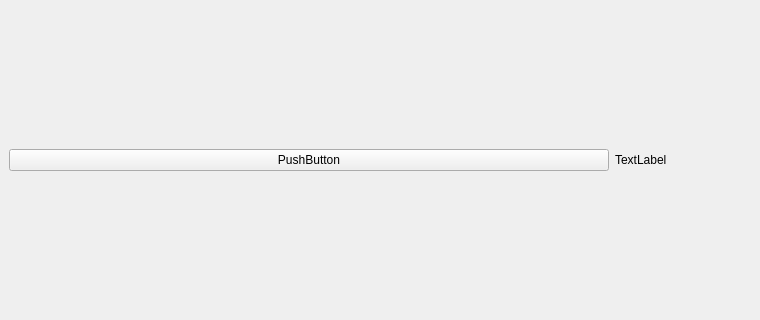
Above: ui/main_window.ui from NikolasE/cylinder_projection before the change; both pictures show x 0 to 760 and y 190 to 510 of the 944 by 704 pixel window. Below: the same form after it.
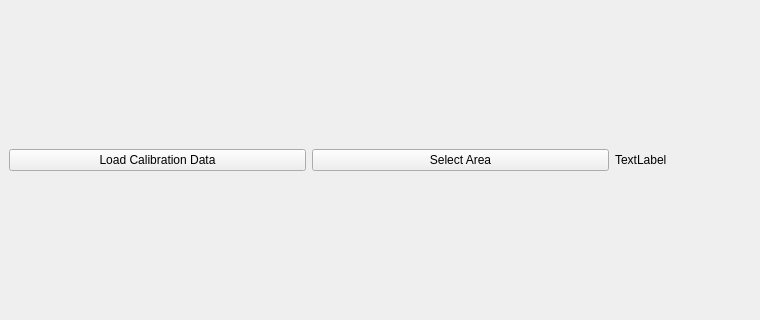
That is the form after the change. Icons and pictures are not drawn.

```diff
--- a/ui/main_window.ui
+++ b/ui/main_window.ui
@@ -22,10 +22,17 @@
   </property>
   <widget class="QWidget" name="centralwidget">
    <layout class="QHBoxLayout">
+    <item>
+     <widget class="QPushButton" name="pushButton">
+      <property name="text">
+       <string>Load Calibration Data</string>
+      </property>
+     </widget>
+    </item>
     <item>
      <widget class="QPushButton" name="b_selectArea">
       <property name="text">
-       <string>PushButton</string>
+       <string>Select Area</string>
       </property>
      </widget>
     </item>
```
Left out of the diff: 23 changed lines with no effect on the pictures.
